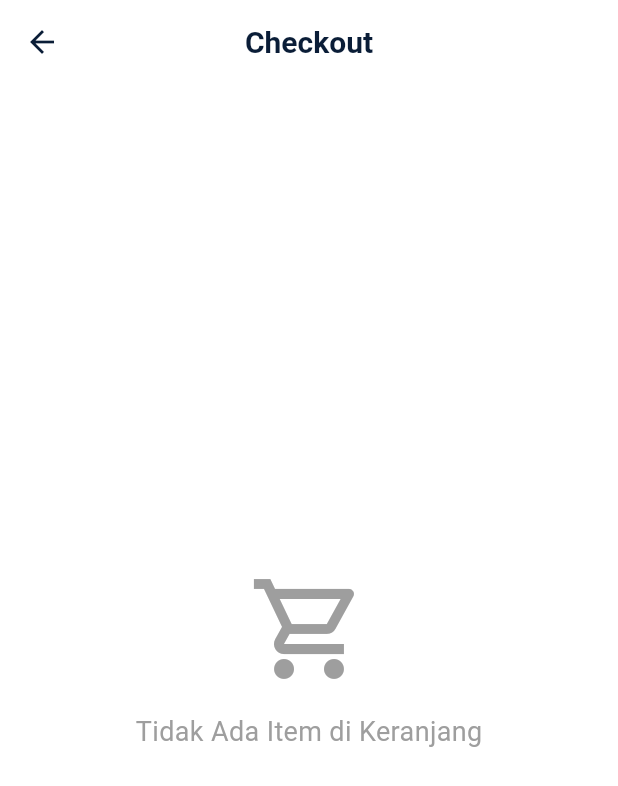
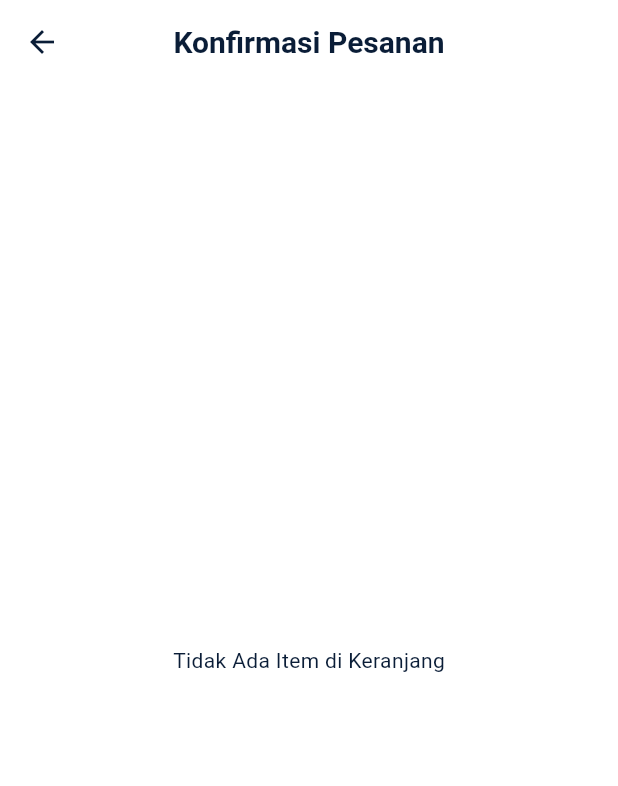
Before and after one commit to damarbagas-234/toko_jaket_1123150107, a Flutter app: the CheckoutPage screen opened directly, on a phone screen of 412 x 824 dp. Shown: the top 786 px of the screen. Run offline on Flutter 3.47's test engine with Material 3 defaults, Android fonts, the phone set to English and light mode, and no system bars; our stand-ins replace dio, email_validator, equatable, firebase_auth, firebase_core, flutter_secure_storage and 2 more; accounts and stored records are empty.

Commit message:
style: Mendesain ulang halaman checkout agar konsisten dengan tema baru

```diff
--- a/lib/features/cart/presentation/pages/checkout_page.dart
+++ b/lib/features/cart/presentation/pages/checkout_page.dart
@@ -1,5 +1,7 @@
 import 'package:flutter/material.dart';
 import 'package:provider/provider.dart';
+import 'package:toko_jaket_1123150107/core/constants/app_colors.dart';
+import 'package:toko_jaket_1123150107/features/cart/data/models/cart_item_model.dart';
 import '../providers/cart_provider.dart';
 import 'payment_success_page.dart';
 
@@ -49,152 +51,150 @@ class _CheckoutPageState extends State<CheckoutPage> {
         return true;
       },
       child: Scaffold(
+        backgroundColor: AppColors.background,
         appBar: AppBar(
-          title: const Text('Checkout'),
-          centerTitle: true,
+          title: const Text('Konfirmasi Pesanan'),
           automaticallyImplyLeading: !_isProcessing,
         ),
         body: Consumer<CartProvider>(
           builder: (context, cartProvider, _) {
             if (cartProvider.items.isEmpty) {
-              return Center(
-                child: Column(
-                  mainAxisAlignment: MainAxisAlignment.center,
-                  children: [
-                    Icon(Icons.shopping_cart_outlined, size: 80, color: Colors.grey),
-                    const SizedBox(height: 16),
-                    const Text(
-                      'Tidak Ada Item di Keranjang',
-                      style: TextStyle(fontSize: 18, color: Colors.grey),
-                    ),
-                  ],
-                ),
+              return const Center(
+                child: Text('Tidak Ada Item di Keranjang'),
               );
             }
 
-            return Stack(
+            return Column(
               children: [
-                Column(
-                  children: [
-                    // Header Checkout Info
-                    Container(
-                      padding: const EdgeInsets.all(16),
-                      color: Colors.blue[50],
+                Expanded(
+                  child: SingleChildScrollView(
+                    padding: const EdgeInsets.all(20),
                     child: Column(
                       crossAxisAlignment: CrossAxisAlignment.start,
                       children: [
-                          const Text(
-                            'Ringkasan Pesanan',
-                            style: TextStyle(fontSize: 18, fontWeight: FontWeight.bold),
+                        // Shipping Address Section (Mockup)
+                        _buildSectionTitle('Alamat Pengiriman'),
+                        const SizedBox(height: 12),
+                        Container(
+                          padding: const EdgeInsets.all(16),
+                          decoration: BoxDecoration(
+                            color: Colors.white,
+                            borderRadius: BorderRadius.circular(16),
+                            border: Border.all(color: AppColors.primary.withOpacity(0.1)),
                           ),
-                          const SizedBox(height: 12),
-                          Row(
-                            mainAxisAlignment: MainAxisAlignment.spaceBetween,
+                          child: Row(
                             children: [
-                              Text('Total Item: ${cartProvider.itemCount}'),
+                              Container(
+                                padding: const EdgeInsets.all(10),
+                                decoration: BoxDecoration(
+                                  color: AppColors.primary.withOpacity(0.05),
+                                  borderRadius: BorderRadius.circular(12),
+                                ),
+                                child: const Icon(Icons.location_on, color: AppColors.primary),
+                              ),
+                              const SizedBox(width: 16),
+                              const Expanded(
+                                child: Column(
+                                  crossAxisAlignment: CrossAxisAlignment.start,
+                                  children: [
                                     Text(
-                                'Rp ${cartProvider.totalPrice.toStringAsFixed(0)}',
-                                style: const TextStyle(fontWeight: FontWeight.bold),
+                                      'Rumah • Damar Bagas',
+                                      style: TextStyle(fontWeight: FontWeight.bold),
                                     ),
-                            ],
+                                    SizedBox(height: 2),
+                                    Text(
+                                      'Jl. Jaket No. 123, Jakarta Selatan',
+                                      style: TextStyle(fontSize: 12, color: AppColors.textSecondary),
                                     ),
                                   ],
                                 ),
                               ),
-                    // Item List
-                    Expanded(
-                      child: ListView.builder(
-                        itemCount: cartProvider.items.length,
-                        itemBuilder: (context, index) {
-                          final item = cartProvider.items[index];
-                          return Card(
-                            margin: const EdgeInsets.symmetric(horizontal: 16, vertical: 8),
-                            child: Padding(
-                              padding: const EdgeInsets.all(12),
+                              const Icon(Icons.chevron_right, color: Colors.grey),
+                            ],
+                          ),
+                        ),
+                        const SizedBox(height: 24),
+                        _buildSectionTitle('Item Pesanan'),
+                        const SizedBox(height: 12),
+                        ...cartProvider.items.map((item) => _buildProductItem(item)).toList(),
+                        const SizedBox(height: 24),
+                        _buildSectionTitle('Metode Pembayaran'),
+                        const SizedBox(height: 12),
+                        Container(
+                          padding: const EdgeInsets.all(16),
+                          decoration: BoxDecoration(
+                            color: Colors.white,
+                            borderRadius: BorderRadius.circular(16),
+                            border: Border.all(color: AppColors.primary.withOpacity(0.1)),
+                          ),
                           child: Row(
                             children: [
                               Container(
-                                    width: 60,
-                                    height: 60,
+                                padding: const EdgeInsets.all(10),
                                 decoration: BoxDecoration(
-                                      color: Colors.grey[300],
-                                      borderRadius: BorderRadius.circular(8),
+                                  color: Colors.orange.withOpacity(0.1),
+                                  borderRadius: BorderRadius.circular(12),
                                 ),
-                                    child: item.imageUrl != null
-                                        ? Image.network(item.imageUrl!, fit: BoxFit.cover)
-                                        : const Icon(Icons.image, color: Colors.grey),
+                                child: const Icon(Icons.account_balance_wallet, color: Colors.orange),
                               ),
-                                  const SizedBox(width: 12),
-                                  Expanded(
-                                    child: Column(
-                                      crossAxisAlignment: CrossAxisAlignment.start,
-                                      children: [
-                                        Text(
-                                          item.productName,
-                                          style: const TextStyle(
-                                            fontSize: 14,
-                                            fontWeight: FontWeight.bold,
+                              const SizedBox(width: 16),
+                              const Expanded(
+                                child: Text(
+                                  'E-Wallet / Transfer Bank',
+                                  style: TextStyle(fontWeight: FontWeight.bold),
                                 ),
                               ),
-                                        const SizedBox(height: 4),
-                                        Text(
-                                          'Qty: ${item.quantity} x Rp ${item.price.toStringAsFixed(0)}',
-                                          style: TextStyle(fontSize: 12, color: Colors.grey[600]),
-                                        ),
+                              const Icon(Icons.keyboard_arrow_down, color: Colors.grey),
                             ],
-                                    ),
-                                  ),
-                                  Text(
-                                    'Rp ${item.totalPrice.toStringAsFixed(0)}',
-                                    style: const TextStyle(
-                                      fontSize: 14,
-                                      fontWeight: FontWeight.bold,
                           ),
                         ),
                       ],
                     ),
                   ),
-                          );
-                        },
                 ),
+                // Summary Bottom
+                Container(
+                  padding: const EdgeInsets.fromLTRB(24, 24, 24, 40),
+                  decoration: BoxDecoration(
+                    color: Colors.white,
+                    borderRadius: const BorderRadius.vertical(top: Radius.circular(32)),
+                    boxShadow: [
+                      BoxShadow(
+                        color: AppColors.primary.withOpacity(0.1),
+                        blurRadius: 20,
+                        offset: const Offset(0, -5),
                       ),
-                    // Total & Checkout Button
-                    Container(
-                      padding: const EdgeInsets.all(16),
-                      decoration: BoxDecoration(
-                        color: Colors.grey[100],
-                        border: Border(top: BorderSide(color: Colors.grey[300]!)),
+                    ],
                   ),
                   child: Column(
-                        crossAxisAlignment: CrossAxisAlignment.stretch,
                     children: [
+                      _buildSummaryRow('Subtotal', 'Rp ${cartProvider.totalPrice.toStringAsFixed(0)}'),
+                      const SizedBox(height: 8),
+                      _buildSummaryRow('Biaya Pengiriman', 'Gratis'),
+                      const Padding(
+                        padding: EdgeInsets.symmetric(vertical: 16),
+                        child: Divider(),
+                      ),
                       Row(
                         mainAxisAlignment: MainAxisAlignment.spaceBetween,
                         children: [
                           const Text(
-                                'Total Harga:',
-                                style: TextStyle(
-                                  fontSize: 16,
-                                  fontWeight: FontWeight.bold,
-                                ),
+                            'Total Pembayaran',
+                            style: TextStyle(fontSize: 16, fontWeight: FontWeight.bold),
                           ),
                           Text(
                             'Rp ${cartProvider.totalPrice.toStringAsFixed(0)}',
                             style: const TextStyle(
-                                  fontSize: 16,
+                              fontSize: 20,
                               fontWeight: FontWeight.bold,
-                                  color: Colors.green,
+                              color: AppColors.primary,
                             ),
                           ),
                         ],
                       ),
-                          const SizedBox(height: 12),
+                      const SizedBox(height: 24),
                       ElevatedButton(
                         onPressed: _isProcessing ? null : _processCheckout,
-                            style: ElevatedButton.styleFrom(
-                              backgroundColor: Colors.green,
-                              padding: const EdgeInsets.symmetric(vertical: 16),
-                            ),
                         child: _isProcessing
                             ? const SizedBox(
                                 height: 24,
@@ -204,15 +204,10 @@ class _CheckoutPageState extends State<CheckoutPage> {
                                   strokeWidth: 2,
                                 ),
                               )
-                                : const Text(
-                                    'Checkout',
-                                    style: TextStyle(fontSize: 16, color: Colors.white),
-                                  ),
+                            : const Text('Bayar Sekarang'),
                       ),
                     ],
                   ),
-                    ),
-                  ],
                 ),
               ],
             );
@@ -221,4 +216,74 @@ class _CheckoutPageState extends State<CheckoutPage> {
       ),
     );
   }
+
+  Widget _buildSectionTitle(String title) {
+    return Text(
+      title,
+      style: const TextStyle(fontSize: 16, fontWeight: FontWeight.bold, color: AppColors.textPrimary),
+    );
   }
+
+  Widget _buildProductItem(CartItem item) {
+    return Container(
+      margin: const EdgeInsets.only(bottom: 12),
+      padding: const EdgeInsets.all(12),
+      decoration: BoxDecoration(
+        color: Colors.white,
+        borderRadius: BorderRadius.circular(16),
+        boxShadow: [
+          BoxShadow(
+            color: Colors.black.withOpacity(0.03),
+            blurRadius: 8,
+            offset: const Offset(0, 2),
+          ),
+        ],
+      ),
+      child: Row(
+        children: [
+          ClipRRect(
+            borderRadius: BorderRadius.circular(10),
+            child: Container(
+              width: 50,
+              height: 50,
+              color: AppColors.primary.withOpacity(0.05),
+              child: item.imageUrl != null
+                  ? Image.network(item.imageUrl!, fit: BoxFit.cover)
+                  : const Icon(Icons.image, size: 20, color: Colors.grey),
+            ),
+          ),
+          const SizedBox(width: 12),
+          Expanded(
+            child: Column(
+              crossAxisAlignment: CrossAxisAlignment.start,
+              children: [
+                Text(
+                  item.productName,
+                  style: const TextStyle(fontSize: 14, fontWeight: FontWeight.w600),
+                ),
+                Text(
+                  '${item.quantity} x Rp ${item.price.toStringAsFixed(0)}',
+                  style: const TextStyle(fontSize: 12, color: AppColors.textSecondary),
+                ),
+              ],
+            ),
+          ),
+          Text(
+            'Rp ${item.totalPrice.toStringAsFixed(0)}',
+            style: const TextStyle(fontWeight: FontWeight.bold, color: AppColors.primary),
+          ),
+        ],
+      ),
+    );
+  }
+
+  Widget _buildSummaryRow(String label, String value) {
+    return Row(
+      mainAxisAlignment: MainAxisAlignment.spaceBetween,
+      children: [
+        Text(label, style: const TextStyle(color: AppColors.textSecondary)),
+        Text(value, style: const TextStyle(fontWeight: FontWeight.w600)),
+      ],
+    );
+  }
+}
```
Lines whose indentation alone changed are shown as unchanged.
